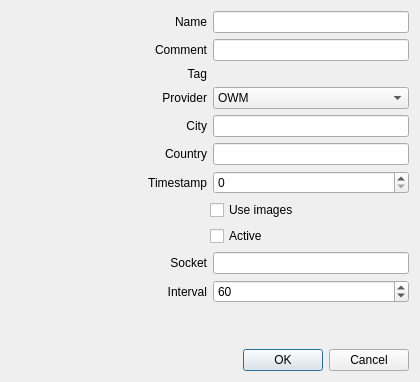
This is sources/awesomewidgets/extweather.ui in arcan1s/awesome-widgets as Qt 5 draws it before an edit. The edited form follows.
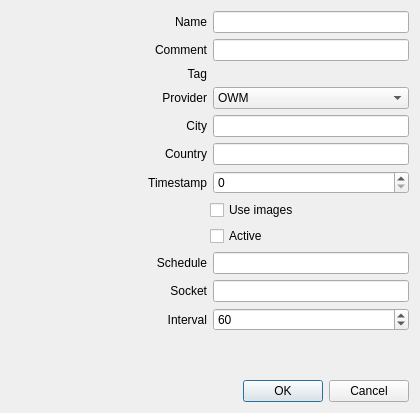
This is the edited form.

Patch:
```diff
--- a/sources/awesomewidgets/extweather.ui
+++ b/sources/awesomewidgets/extweather.ui
@@ -7,7 +7,7 @@
     <x>0</x>
     <y>0</y>
     <width>420</width>
-    <height>382</height>
+    <height>413</height>
    </rect>
   </property>
   <property name="windowTitle">
@@ -248,6 +248,29 @@
      </item>
     </layout>
    </item>
+   <item>
+    <layout class="QHBoxLayout" name="layout_schedule">
+     <item>
+      <widget class="QLabel" name="label_schedule">
+       <property name="sizePolicy">
+        <sizepolicy hsizetype="Expanding" vsizetype="Preferred">
+         <horstretch>0</horstretch>
+         <verstretch>0</verstretch>
+        </sizepolicy>
+       </property>
+       <property name="text">
+        <string>Schedule</string>
+       </property>
+       <property name="alignment">
+        <set>Qt::AlignRight|Qt::AlignTrailing|Qt::AlignVCenter</set>
+       </property>
+      </widget>
+     </item>
+     <item>
+      <widget class="QLineEdit" name="lineEdit_schedule"/>
+     </item>
+    </layout>
+   </item>
    <item>
     <layout class="QHBoxLayout" name="layout_socket">
      <item>
```
